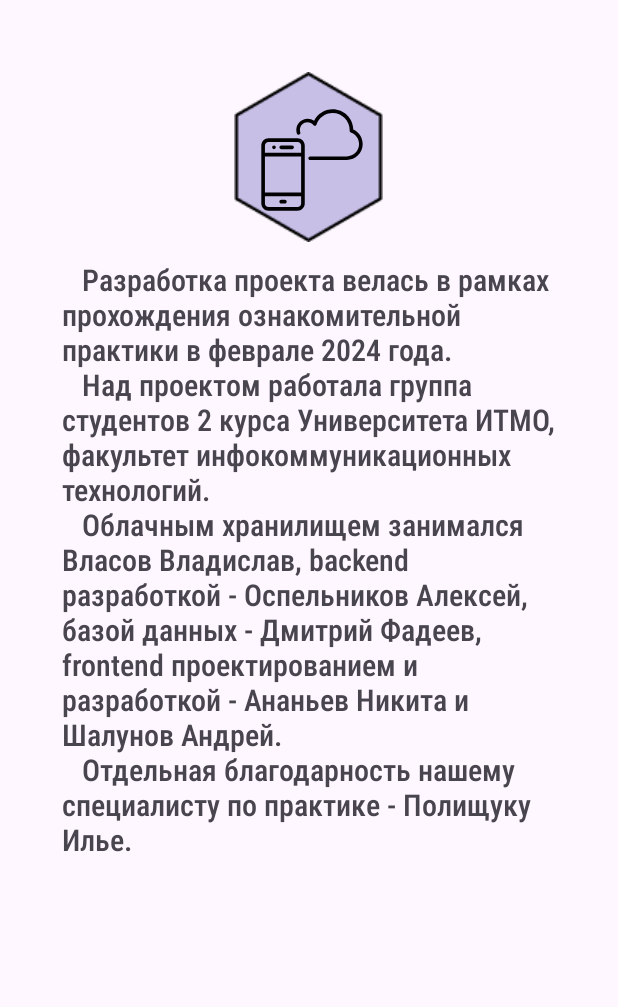
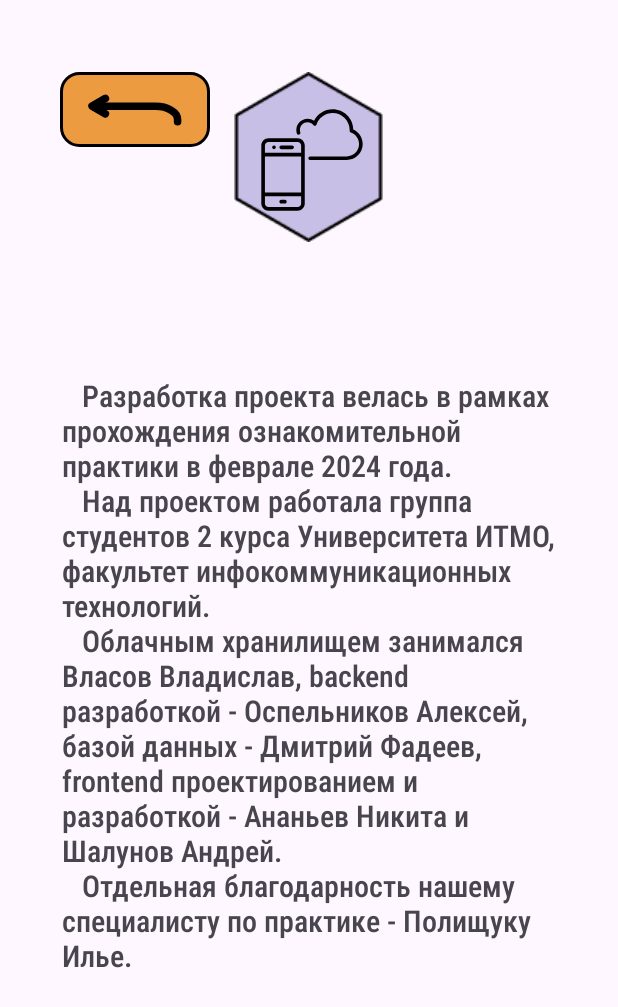
Before and after one commit to repeatuntil/Mobile_Pastebin_App, an Android app: the About_Us screen opened directly, with no data from a screen before it, on a phone screen of 412 x 824 dp. Shown: the top 1007 px of the screen. Run offline under Robolectric (Android 15) with nearby library versions, the phone set to English and light mode, and no system bars.

Commit message:
about_us

```diff
--- a/app/src/main/java/com/example/practice/About_Us.java
+++ b/app/src/main/java/com/example/practice/About_Us.java
@@ -2,13 +2,25 @@ package com.example.practice;
 
 import androidx.appcompat.app.AppCompatActivity;
 
+import android.content.Intent;
 import android.os.Bundle;
+import android.view.View;
+import android.widget.ImageButton;
 
-public class About_Us extends AppCompatActivity {
-
+public class About_Us extends AppCompatActivity implements View.OnClickListener {
+    private ImageButton returnButton;
     @Override
     protected void onCreate(Bundle savedInstanceState) {
         super.onCreate(savedInstanceState);
         setContentView(R.layout.activity_about_us);
+        returnButton = findViewById(R.id.backButton);
+        returnButton.setOnClickListener(this);
+    }
+
+    @Override
+    public void onClick(View clickedButton) {
+
+        Intent openAboutUsActivity = new Intent(this, Settings.class);
+        startActivity(openAboutUsActivity);
     }
 }
--- a/app/src/main/java/com/example/practice/Profile.java
+++ b/app/src/main/java/com/example/practice/Profile.java
@@ -20,7 +20,7 @@ public class Profile extends Activity implements View.OnClickListener {
 
     @Override
     public void onClick(View view) {
-        Intent openTextEditorActivity = new Intent(this, MainActivity.class);
+        Intent openTextEditorActivity = new Intent(this, Settings.class);
         startActivity(openTextEditorActivity);
     }
 }
--- a/app/src/main/res/layout/activity_about_us.xml
+++ b/app/src/main/res/layout/activity_about_us.xml
@@ -31,8 +31,10 @@
     <TextView
         android:id="@+id/textView2"
         android:layout_width="330dp"
-        android:layout_height="647dp"
+        android:layout_height="match_parent"
+
         android:layout_marginBottom="4dp"
+        android:layout_marginTop="250dp"
         android:fontFamily="sans-serif-condensed-medium"
         android:text="@string/about_us"
         android:textAlignment="viewStart"
@@ -40,5 +42,16 @@
         app:layout_constraintBottom_toBottomOf="parent"
         app:layout_constraintEnd_toEndOf="parent"
         app:layout_constraintStart_toStartOf="parent" />
+    <ImageButton
+        android:id="@+id/backButton"
+        android:layout_width="100dp"
+        android:layout_height="50dp"
+        android:layout_marginStart="40dp"
+        android:layout_marginTop="48dp"
+        android:background="@drawable/button4"
+        android:src="@drawable/return_settings"
+        app:layout_constraintStart_toStartOf="parent"
+        app:layout_constraintTop_toTopOf="parent"
+        app:srcCompat="@drawable/return_settings" />
 
 </androidx.constraintlayout.widget.ConstraintLayout>
--- a/app/src/main/res/layout/profile_page.xml
+++ b/app/src/main/res/layout/profile_page.xml
@@ -15,7 +15,7 @@
         android:layout_marginStart="40dp"
         android:layout_marginTop="48dp"
         android:background="@drawable/button4"
-        android:src="@android:drawable/btn_star"
+        android:src="@drawable/return_settings"
         app:layout_constraintStart_toStartOf="parent"
         app:layout_constraintTop_toTopOf="parent"
         app:srcCompat="@drawable/return_settings" />
```
